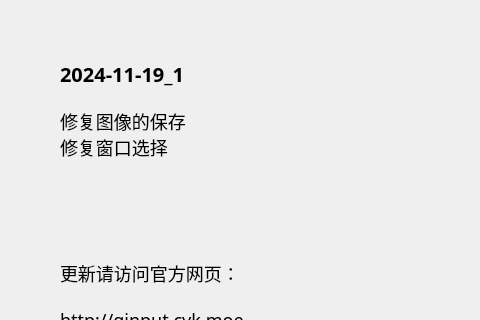
Above: source/ui/AboutUi.ui from ChiyukiGana/Quickinput before the change; both pictures show x 0 to 480 and y 0 to 320 of the 640 by 440 pixel window. Below: the same form after it.
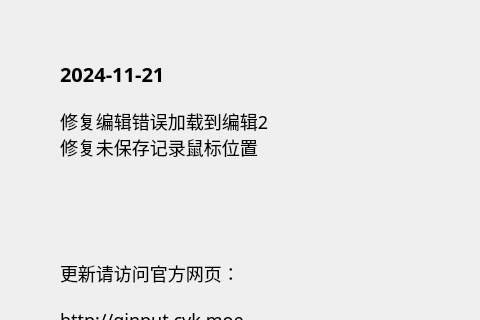
That is the form after the change.

```diff
--- a/source/ui/AboutUi.ui
+++ b/source/ui/AboutUi.ui
@@ -88,7 +88,7 @@
          <string notr="true">font-size:20px</string>
         </property>
         <property name="text">
-         <string>2024-11-19_1</string>
+         <string>2024-11-21</string>
         </property>
         <property name="textFormat">
          <enum>Qt::PlainText</enum>
@@ -104,8 +104,8 @@
          </sizepolicy>
         </property>
         <property name="text">
-         <string>修复图像的保存
-修复窗口选择</string>
+         <string>修复编辑错误加载到编辑2
+修复未保存记录鼠标位置</string>
         </property>
         <property name="textFormat">
          <enum>Qt::PlainText</enum>
```
